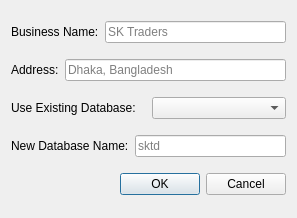
Qt form ui/setup.ui (54b1d/SPAS) before a commit.
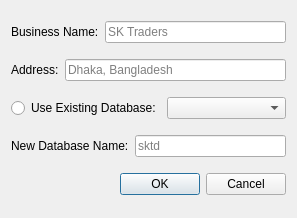
The same form after that commit.

Commit message:
+radioButton for existing db
rb_use_existing_database

The edit to the form file:
```diff
--- a/ui/setup.ui
+++ b/ui/setup.ui
@@ -53,7 +53,7 @@
             <item>
                 <layout class="QHBoxLayout" name="horizontalLayout_4">
                     <item>
-                        <widget class="QLabel" name="label_dbname_combo">
+      <widget class="QRadioButton" name="rb_use_existing_database">
                             <property name="text">
                                 <string>Use Existing Database:</string>
                             </property>
```
Lines whose indentation alone changed are shown as unchanged.
